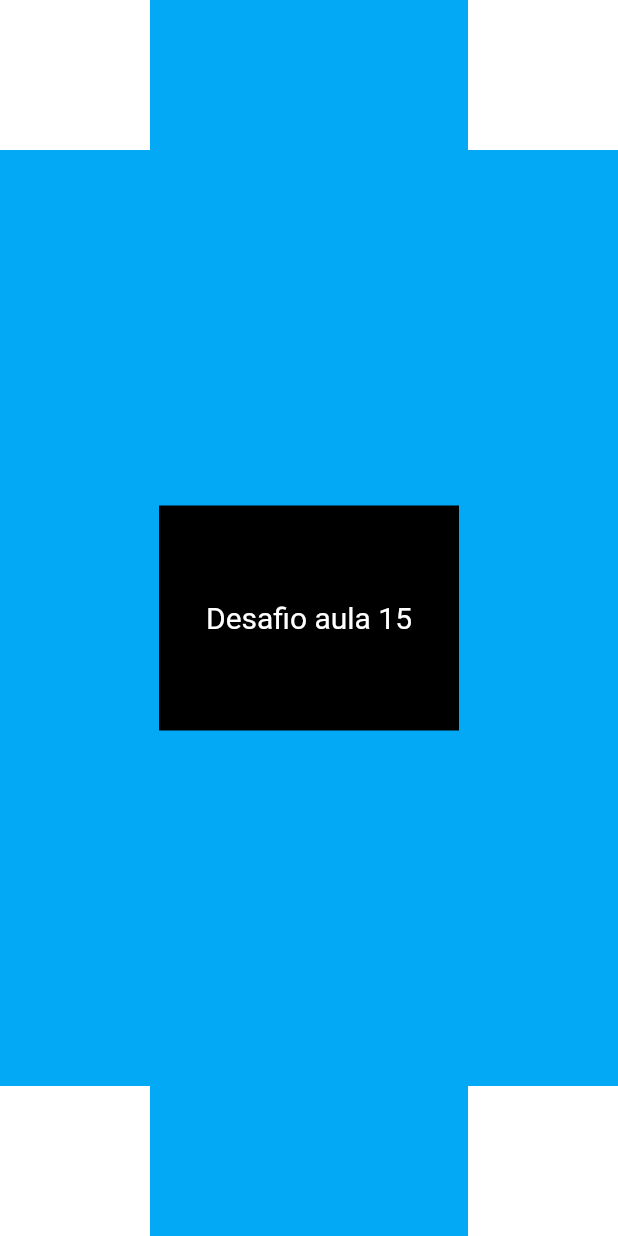
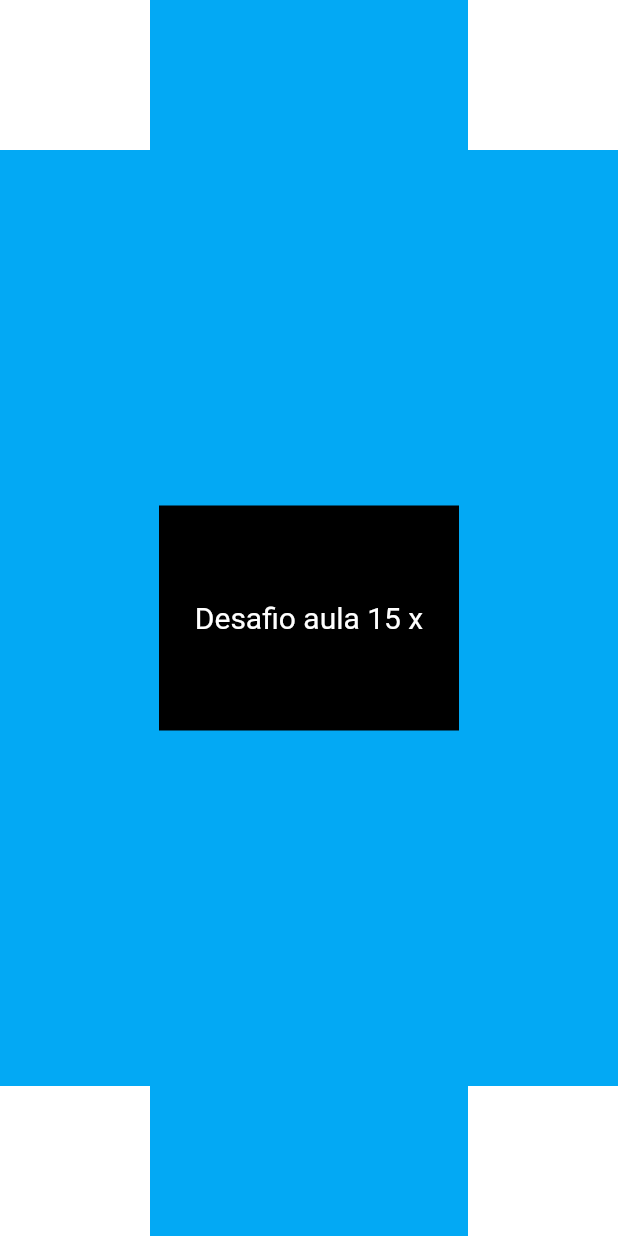
Before and after one commit to peagape/curso_flutter_teste15, a Flutter app: the screen it shows after launch, on a phone screen of 412 x 824 dp. Run offline on Flutter 3.47's test engine with Material 2 defaults, Android fonts, the phone set to English and light mode, and no system bars.

```diff
--- a/lib/main.dart
+++ b/lib/main.dart
@@ -67,7 +67,7 @@ class _HomePageState extends State<HomePage> {
                   color: Colors.black,
 
                   child: Center(
-                    child: Text('Desafio aula 15', style: TextStyle(color: Colors.white, fontSize: 20),),
+                    child: Text('Desafio aula 15 x', style: TextStyle(color: Colors.white, fontSize: 20),),
                   ),
                 ),
               ],
```
